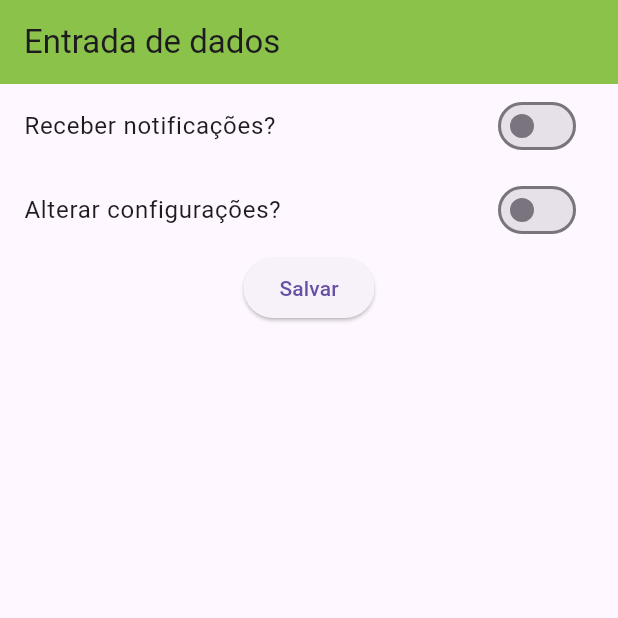
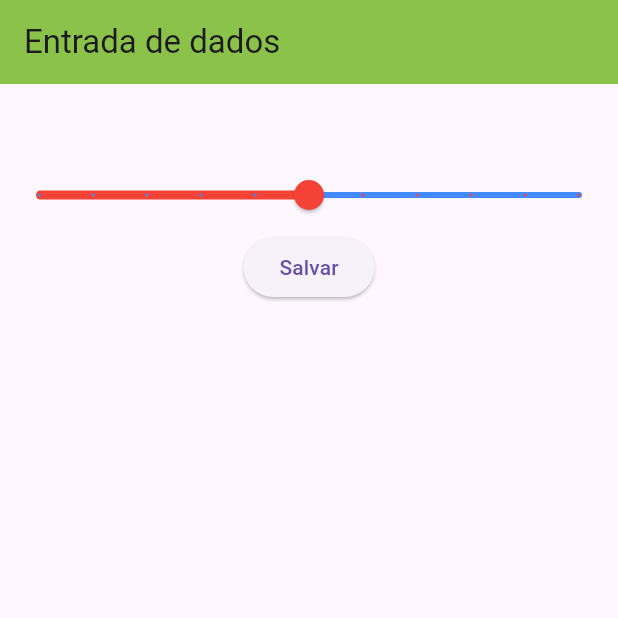
Before and after one commit to roberiosouza/entrada-dados-flutter, a Flutter app: the screen it shows after launch, after a tap on "Salvar", on a phone screen of 412 x 824 dp, the top half of it. Run offline on Flutter 3.47's test engine with Material 3 defaults, Android fonts, the phone set to English and light mode, and no system bars.

Commit message:
Implementado tela usando Slider.

```diff
--- /dev/null
+++ b/lib/entrada-slider.dart
@@ -0,0 +1,43 @@
+import 'package:flutter/material.dart';
+
+class EntradaSlider extends StatefulWidget {
+  const EntradaSlider({super.key});
+
+  @override
+  State<EntradaSlider> createState() => _EntradaSliderState();
+}
+
+class _EntradaSliderState extends State<EntradaSlider> {
+  double _valor = 5;
+
+  @override
+  Widget build(BuildContext context) {
+    return Scaffold(
+      appBar: AppBar(
+        title: Text("Entrada de dados"),
+        backgroundColor: Colors.lightGreen,
+      ),
+      body: Container(
+        padding: EdgeInsets.only(top: 50),
+        child: Column(
+          children: [
+            Slider(
+                label: "Valor: " + _valor.toString(),
+                divisions: 10,
+                value: _valor,
+                activeColor: Colors.red,
+                inactiveColor: Colors.blueAccent,
+                min: 0,
+                max: 10,
+                onChanged: (double novoValor) {
+                  setState(() {
+                    _valor = novoValor;
+                  });
+                }),
+            ElevatedButton(onPressed: () {}, child: Text("Salvar"))
+          ],
+        ),
+      ),
+    );
+  }
+}
--- a/lib/main.dart
+++ b/lib/main.dart
@@ -1,6 +1,7 @@
 import 'package:entrada_dados/entrada-dados.dart';
 import 'package:entrada_dados/entrada-checkbox.dart';
 import 'package:entrada_dados/entrada-radiobutton.dart';
+import 'package:entrada_dados/entrada-slider.dart';
 import 'package:entrada_dados/entrada-switch.dart';
 import 'package:flutter/material.dart';
 
@@ -9,6 +10,7 @@ void main() {
     // home: EntradaDados(),
     //home: EntradaCheckbox(),
     //home: EntradaRadioButton(),
-    home: EntradaSwitch(),
+    //home: EntradaSwitch(),
+    home: EntradaSlider(),
   ));
 }
```
